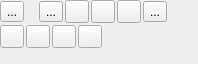
Above: plugins/textshape/dialogs/SimpleParagraphWidget.ui from KDE/krita before the change. Below: the same form after it.
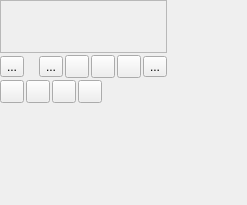
That is the form after the change. Custom widgets are drawn as their Qt base class.

Commit message: Move the styles widgets from being side by side to being in the character and paragraph area respectively.

What changed in the file:
```diff
--- a/plugins/textshape/dialogs/SimpleParagraphWidget.ui
+++ b/plugins/textshape/dialogs/SimpleParagraphWidget.ui
@@ -6,8 +6,8 @@
    <rect>
     <x>0</x>
     <y>0</y>
-    <width>198</width>
-    <height>64</height>
+    <width>247</width>
+    <height>205</height>
    </rect>
   </property>
   <property name="sizePolicy">
@@ -31,73 +31,73 @@
      <property name="spacing">
       <number>2</number>
      </property>
-     <item row="0" column="0" colspan="2">
+     <item row="2" column="0" colspan="2">
       <widget class="FormattingButton" name="bulletListButton">
        <property name="text">
         <string>...</string>
        </property>
       </widget>
      </item>
-     <item row="0" column="2" colspan="2">
+     <item row="2" column="2" colspan="2">
       <widget class="FormattingButton" name="numberedListButton">
        <property name="text">
         <string>...</string>
        </property>
       </widget>
      </item>
-     <item row="0" column="4" colspan="2">
+     <item row="2" column="4" colspan="2">
       <widget class="QToolButton" name="decreaseIndent">
        <property name="autoRaise">
         <bool>false</bool>
        </property>
       </widget>
      </item>
-     <item row="0" column="6" colspan="2">
+     <item row="2" column="6" colspan="2">
       <widget class="QToolButton" name="increaseIndent">
        <property name="autoRaise">
         <bool>false</bool>
        </property>
       </widget>
      </item>
-     <item row="0" column="8">
+     <item row="2" column="8">
       <widget class="QToolButton" name="reversedText"/>
      </item>
-     <item row="0" column="9">
+     <item row="2" column="9">
       <widget class="QuickTableButton" name="quickTable">
        <property name="text">
         <string>...</string>
        </property>
       </widget>
      </item>
-     <item row="1" column="0">
+     <item row="3" column="0">
       <widget class="QToolButton" name="alignLeft">
        <property name="autoRaise">
         <bool>false</bool>
        </property>
       </widget>
      </item>
-     <item row="1" column="1" colspan="2">
+     <item row="3" column="1" colspan="2">
       <widget class="QToolButton" name="alignCenter">
        <property name="autoRaise">
         <bool>false</bool>
        </property>
       </widget>
      </item>
-     <item row="1" column="3" colspan="2">
+     <item row="3" column="3" colspan="2">
       <widget class="QToolButton" name="alignRight">
        <property name="autoRaise">
         <bool>false</bool>
        </property>
       </widget>
      </item>
-     <item row="1" column="5" colspan="2">
+     <item row="3" column="5" colspan="2">
       <widget class="QToolButton" name="alignBlock">
        <property name="autoRaise">
         <bool>false</bool>
        </property>
       </widget>
      </item>
-     <item row="1" column="7" colspan="3">
+     <item row="3" column="7" colspan="3">
       <spacer name="horizontalSpacer_3">
        <property name="orientation">
         <enum>Qt::Horizontal</enum>
@@ -113,6 +113,28 @@
        </property>
       </spacer>
      </item>
+     <item row="1" column="0" colspan="10">
+      <widget class="SpecialButton" name="blockFrame">
+       <property name="sizePolicy">
+        <sizepolicy hsizetype="MinimumExpanding" vsizetype="Preferred">
+         <horstretch>0</horstretch>
+         <verstretch>32</verstretch>
+        </sizepolicy>
+       </property>
+       <property name="minimumSize">
+        <size>
+         <width>0</width>
+         <height>0</height>
+        </size>
+       </property>
+       <property name="frameShape">
+        <enum>QFrame::StyledPanel</enum>
+       </property>
+       <property name="frameShadow">
+        <enum>QFrame::Raised</enum>
+       </property>
+      </widget>
+     </item>
     </layout>
    </item>
    <item row="0" column="1">
@@ -157,6 +179,12 @@
    <extends>QToolButton</extends>
    <header>dialogs/FormattingButton.h</header>
   </customwidget>
+  <customwidget>
+   <class>SpecialButton</class>
+   <extends>QFrame</extends>
+   <header>dialogs/SpecialButton.h</header>
+   <container>1</container>
+  </customwidget>
  </customwidgets>
  <resources/>
  <connections/>
```
The commit also changes 9 other files.
